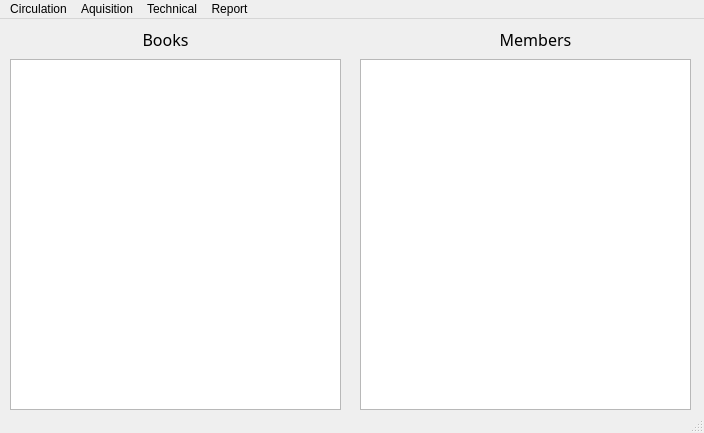
Before: the Qt Designer form res/main.ui in ghss-vazhakkad/Library-Management-System, drawn with Qt 5.
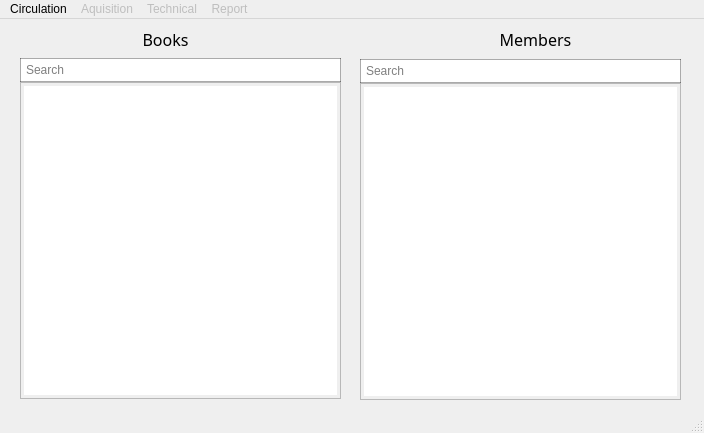
After: the same form once the commit is applied. Icons and pictures are not drawn.

Patch:
```diff
--- a/res/main.ui
+++ b/res/main.ui
@@ -18,26 +18,6 @@
 </string>
   </property>
   <widget class="QWidget" name="centralwidget">
-   <widget class="QListView" name="bookList">
-    <property name="geometry">
-     <rect>
-      <x>10</x>
-      <y>40</y>
-      <width>331</width>
-      <height>351</height>
-     </rect>
-    </property>
-   </widget>
-   <widget class="QListView" name="memberList">
-    <property name="geometry">
-     <rect>
-      <x>360</x>
-      <y>40</y>
-      <width>331</width>
-      <height>351</height>
-     </rect>
-    </property>
-   </widget>
    <widget class="QLabel" name="label">
     <property name="geometry">
      <rect>
@@ -88,6 +68,72 @@
      <set>Qt::AlignCenter</set>
     </property>
    </widget>
+   <widget class="QWidget" name="verticalLayoutWidget">
+    <property name="geometry">
+     <rect>
+      <x>20</x>
+      <y>39</y>
+      <width>321</width>
+      <height>341</height>
+     </rect>
+    </property>
+    <layout class="QVBoxLayout" name="verticalLayout">
+     <property name="spacing">
+      <number>0</number>
+     </property>
+     <item>
+      <widget class="QLineEdit" name="bookSearch">
+       <property name="styleSheet">
+        <string notr="true">padding:3px;
+border:1px solid #55000000;</string>
+       </property>
+       <property name="placeholderText">
+        <string>Search</string>
+       </property>
+      </widget>
+     </item>
+     <item>
+      <widget class="QListView" name="bookList">
+       <property name="styleSheet">
+        <string notr="true">padding:3px;</string>
+       </property>
+      </widget>
+     </item>
+    </layout>
+   </widget>
+   <widget class="QWidget" name="verticalLayoutWidget_2">
+    <property name="geometry">
+     <rect>
+      <x>360</x>
+      <y>40</y>
+      <width>321</width>
+      <height>341</height>
+     </rect>
+    </property>
+    <layout class="QVBoxLayout" name="verticalLayout_2">
+     <property name="spacing">
+      <number>0</number>
+     </property>
+     <item>
+      <widget class="QLineEdit" name="memberSearch">
+       <property name="styleSheet">
+        <string notr="true">padding:3px;
+border:1px solid #55000000;</string>
+       </property>
+       <property name="placeholderText">
+        <string>Search</string>
+       </property>
+      </widget>
+     </item>
+     <item>
+      <widget class="QListView" name="memberList">
+       <property name="styleSheet">
+        <string notr="true">padding:3px;</string>
+       </property>
+      </widget>
+     </item>
+    </layout>
+   </widget>
   </widget>
   <widget class="QMenuBar" name="menubar">
    <property name="geometry">
@@ -124,6 +170,9 @@
     <addaction name="menubook"/>
    </widget>
    <widget class="QMenu" name="menuAquisition">
+    <property name="enabled">
+     <bool>false</bool>
+    </property>
     <property name="title">
      <string>Aquisition</string>
     </property>
@@ -138,12 +187,18 @@
     <addaction name="menuBook_2"/>
    </widget>
    <widget class="QMenu" name="menuTechnical">
+    <property name="enabled">
+     <bool>false</bool>
+    </property>
     <property name="title">
      <string>Technical</string>
     </property>
     <addaction name="actionCatalogue"/>
    </widget>
    <widget class="QMenu" name="menuReport">
+    <property name="enabled">
+     <bool>false</bool>
+    </property>
     <property name="title">
      <string>Report</string>
     </property>
```
Left out of the diff: 20 changed lines with no effect on the pictures.
